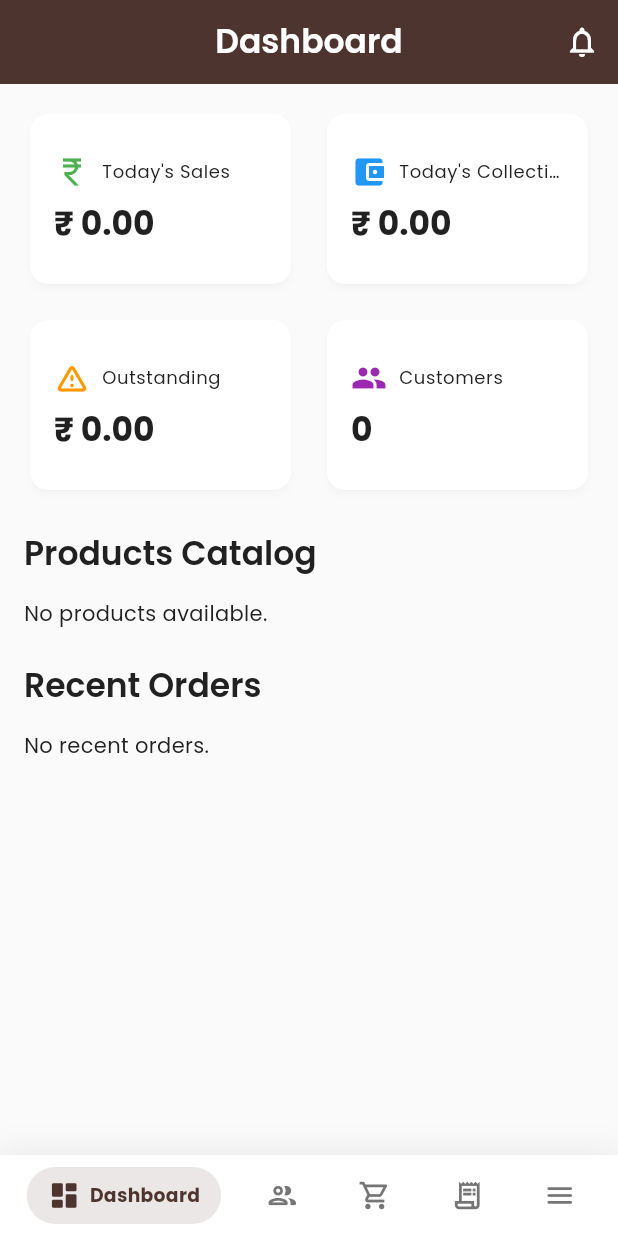
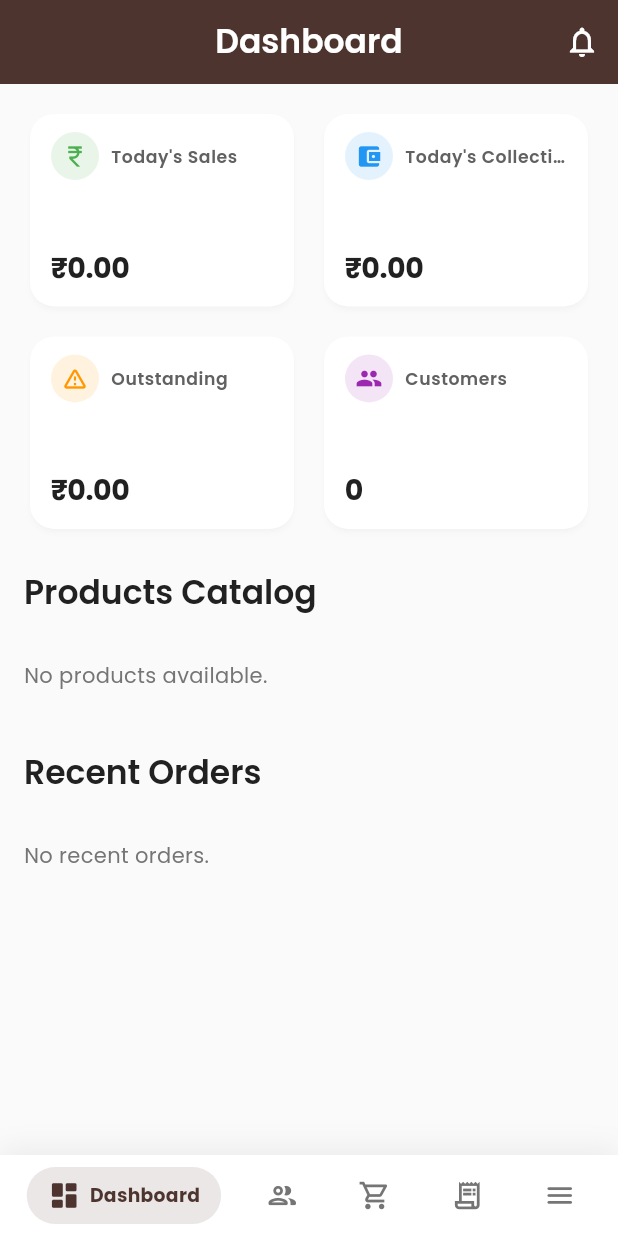
Before and after one commit to vedantgolegaonkar/Invoicify, a Flutter app: the DashboardScreen screen opened by its route, on a phone screen of 412 x 824 dp. Run offline on Flutter 3.47's test engine with Material 3 defaults, Android fonts, the phone set to English and light mode, and no system bars; our stand-ins replace cloud_firestore, equatable, firebase_core, firebase_crashlytics, firebase_storage, flutter_local_notifications and 8 more; accounts and stored records are empty.

Commit message:
fix(dashboard): enhance text responsiveness and layout for stat cards and lists

```diff
--- a/lib/features/dashboard/presentation/screens/dashboard_screen.dart
+++ b/lib/features/dashboard/presentation/screens/dashboard_screen.dart
@@ -114,15 +114,15 @@ class DashboardScreen extends ConsumerWidget {
 
     return GridView.count(
       crossAxisCount: 2,
-      crossAxisSpacing: 16,
-      mainAxisSpacing: 16,
+      crossAxisSpacing: 12,
+      mainAxisSpacing: 12,
       shrinkWrap: true,
       physics: const NeverScrollableScrollPhysics(),
-      childAspectRatio: 1.5,
+      childAspectRatio: 1.35,
       children: [
-        _buildStatCard(context, 'Today\'s Sales', '₹ ${todaySales.toStringAsFixed(2)}', Icons.currency_rupee, Colors.green),
-        _buildStatCard(context, 'Today\'s Collection', '₹ ${todayCollection.toStringAsFixed(2)}', Icons.account_balance_wallet, Colors.blue),
-        _buildStatCard(context, 'Outstanding', '₹ ${outstanding.toStringAsFixed(2)}', Icons.warning_amber_rounded, Colors.orange),
+        _buildStatCard(context, 'Today\'s Sales', '₹${todaySales.toStringAsFixed(2)}', Icons.currency_rupee, Colors.green),
+        _buildStatCard(context, 'Today\'s Collection', '₹${todayCollection.toStringAsFixed(2)}', Icons.account_balance_wallet, Colors.blue),
+        _buildStatCard(context, 'Outstanding', '₹${outstanding.toStringAsFixed(2)}', Icons.warning_amber_rounded, Colors.orange),
         _buildStatCard(context, 'Customers', '$totalCustomers', Icons.people, Colors.purple),
       ],
     );
@@ -130,32 +130,48 @@ class DashboardScreen extends ConsumerWidget {
 
   Widget _buildStatCard(BuildContext context, String title, String value, IconData icon, Color color) {
     return Card(
-      elevation: 2,
-      shape: RoundedRectangleBorder(borderRadius: BorderRadius.circular(12)),
+      elevation: 1.5,
+      shape: RoundedRectangleBorder(borderRadius: BorderRadius.circular(16)),
       child: Padding(
-        padding: const EdgeInsets.all(16.0),
+        padding: const EdgeInsets.symmetric(horizontal: 14.0, vertical: 12.0),
         child: Column(
           crossAxisAlignment: CrossAxisAlignment.start,
-          mainAxisAlignment: MainAxisAlignment.center,
+          mainAxisAlignment: MainAxisAlignment.spaceBetween,
           children: [
             Row(
               children: [
-                Icon(icon, size: 24, color: color),
+                CircleAvatar(
+                  radius: 16,
+                  backgroundColor: color.withValues(alpha: 0.12),
+                  child: Icon(icon, size: 18, color: color),
+                ),
                 const SizedBox(width: 8),
                 Expanded(
                   child: Text(
                     title,
-                    style: Theme.of(context).textTheme.bodySmall,
+                    style: Theme.of(context).textTheme.bodySmall?.copyWith(
+                      color: Colors.grey.shade700,
+                      fontWeight: FontWeight.w600,
+                      fontSize: 11.5,
+                    ),
                     maxLines: 1,
                     overflow: TextOverflow.ellipsis,
                   ),
                 ),
               ],
             ),
-            const SizedBox(height: 8),
-            Text(
-              value,
-              style: Theme.of(context).textTheme.titleLarge?.copyWith(fontWeight: FontWeight.bold),
+            const SizedBox(height: 4),
+            FittedBox(
+              fit: BoxFit.scaleDown,
+              alignment: Alignment.centerLeft,
+              child: Text(
+                value,
+                style: const TextStyle(
+                  fontSize: 19,
+                  fontWeight: FontWeight.bold,
+                  letterSpacing: -0.3,
+                ),
+              ),
             ),
           ],
         ),
@@ -166,23 +182,44 @@ class DashboardScreen extends ConsumerWidget {
 
   Widget _buildTopProducts(AsyncValue<List<ProductModel>> productsAsync) {
     return productsAsync.when(
-      loading: () => const CircularProgressIndicator(),
+      loading: () => const Center(child: Padding(padding: EdgeInsets.all(16.0), child: CircularProgressIndicator())),
       error: (e, st) => Text('Error loading products: $e'),
       data: (products) {
-        if (products.isEmpty) return const Text('No products available.');
+        if (products.isEmpty) {
+          return Padding(
+            padding: const EdgeInsets.symmetric(vertical: 16.0),
+            child: Text('No products available.', style: TextStyle(color: Colors.grey.shade600)),
+          );
+        }
         final takeCount = products.length > 5 ? 5 : products.length;
 
-        return ListView.builder(
+        return ListView.separated(
           shrinkWrap: true,
           physics: const NeverScrollableScrollPhysics(),
           itemCount: takeCount,
+          separatorBuilder: (_, __) => const Divider(height: 1),
           itemBuilder: (context, index) {
             final p = products[index];
             return ListTile(
-              leading: const CircleAvatar(child: Icon(Icons.inventory_2)),
-              title: Text(p.name),
-              subtitle: Text('Stock: ${p.currentStock}'),
-
+              contentPadding: const EdgeInsets.symmetric(horizontal: 4, vertical: 2),
+              leading: CircleAvatar(
+                backgroundColor: Colors.blue.withValues(alpha: 0.1),
+                child: const Icon(Icons.inventory_2, color: Colors.blue, size: 20),
+              ),
+              title: Text(
+                p.name,
+                style: const TextStyle(fontWeight: FontWeight.w600),
+                maxLines: 1,
+                overflow: TextOverflow.ellipsis,
+              ),
+              subtitle: Text(
+                'Stock: ${p.currentStock}',
+                style: TextStyle(color: Colors.grey.shade600, fontSize: 12),
+              ),
+              trailing: Text(
+                '₹${p.sellingPrice.toStringAsFixed(2)}',
+                style: const TextStyle(fontWeight: FontWeight.bold, fontSize: 14),
+              ),
             );
           },
         );
@@ -192,24 +229,50 @@ class DashboardScreen extends ConsumerWidget {
 
   Widget _buildRecentActivities(AsyncValue<List<OrderModel>> ordersAsync) {
     return ordersAsync.when(
-      loading: () => const CircularProgressIndicator(),
+      loading: () => const Center(child: Padding(padding: EdgeInsets.all(16.0), child: CircularProgressIndicator())),
       error: (e, st) => Text('Error loading orders: $e'),
       data: (orders) {
-        if (orders.isEmpty) return const Text('No recent orders.');
+        if (orders.isEmpty) {
+          return Padding(
+            padding: const EdgeInsets.symmetric(vertical: 16.0),
+            child: Text('No recent orders.', style: TextStyle(color: Colors.grey.shade600)),
+          );
+        }
         // Sort by date descending
         final sortedOrders = List.from(orders)..sort((a, b) => (b as OrderModel).orderDate.compareTo((a as OrderModel).orderDate));
         final takeCount = sortedOrders.length > 5 ? 5 : sortedOrders.length;
 
-        return ListView.builder(
+        return ListView.separated(
           shrinkWrap: true,
           physics: const NeverScrollableScrollPhysics(),
           itemCount: takeCount,
+          separatorBuilder: (_, __) => const Divider(height: 1),
           itemBuilder: (context, index) {
             final o = sortedOrders[index] as OrderModel;
             return ListTile(
-              leading: const Icon(Icons.history),
-              title: Text('Order #${o.orderNumber} created'),
-              subtitle: Text(o.status.name),
+              contentPadding: const EdgeInsets.symmetric(horizontal: 4, vertical: 2),
+              leading: CircleAvatar(
+                backgroundColor: Colors.orange.withValues(alpha: 0.1),
+                child: const Icon(Icons.receipt_outlined, color: Colors.orange, size: 20),
+              ),
+              title: Text(
+                'Order #${o.orderNumber}',
+                style: const TextStyle(fontWeight: FontWeight.w600),
+                maxLines: 1,
+                overflow: TextOverflow.ellipsis,
+              ),
+              subtitle: Text(
+                o.status.name.toUpperCase(),
+                style: TextStyle(
+                  fontSize: 11,
+                  fontWeight: FontWeight.bold,
+                  color: o.status == OrderStatus.completed ? Colors.green : Colors.orange,
+                ),
+              ),
+              trailing: Text(
+                '₹${o.total.toStringAsFixed(2)}',
+                style: const TextStyle(fontWeight: FontWeight.bold, fontSize: 14),
+              ),
             );
           },
         );
```
